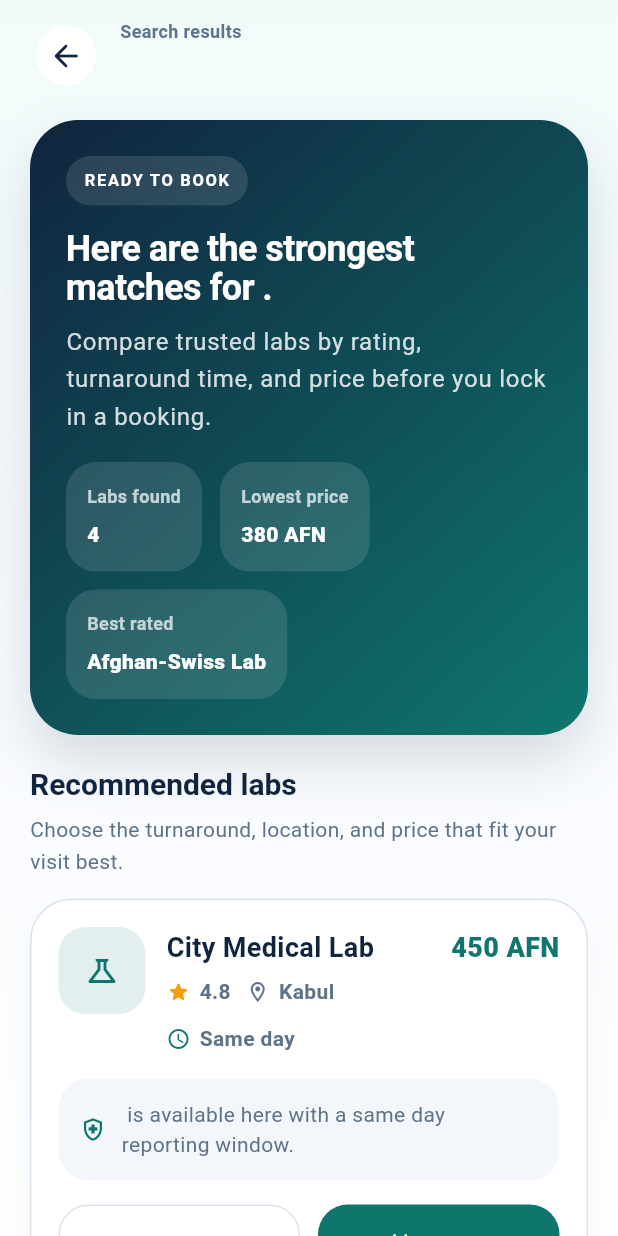
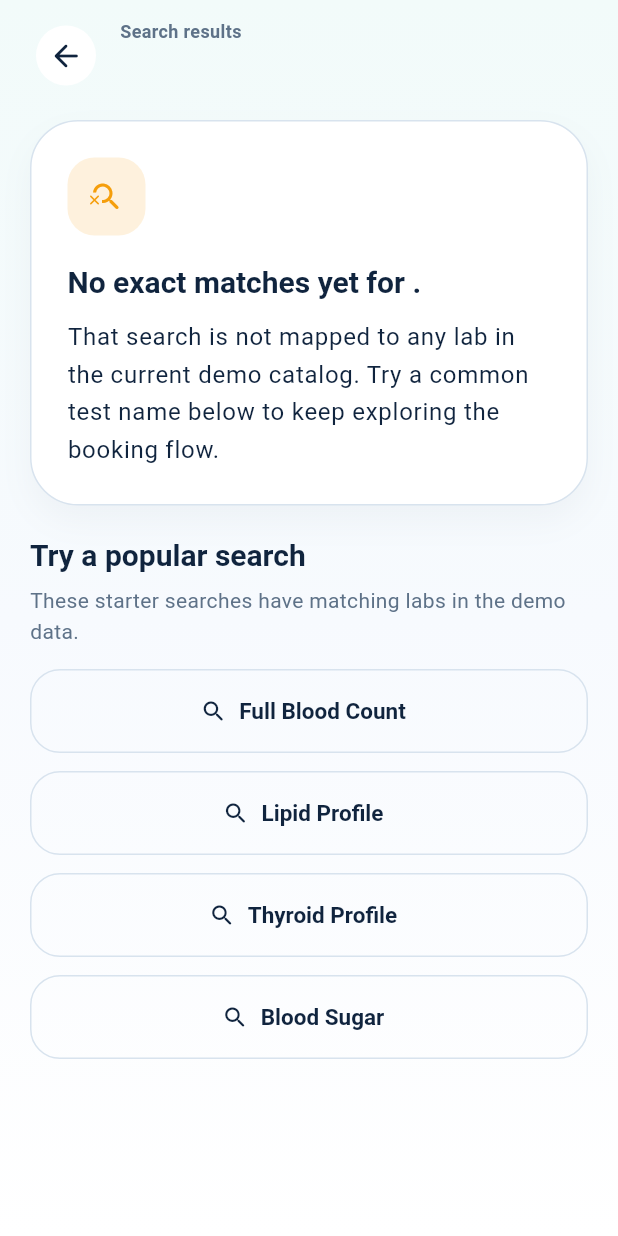
Before and after one commit to sediqamiri/Online-Medical-Lab, a Flutter app: the SearchResultsScreen screen opened directly with empty values, on a phone screen of 412 x 824 dp. Run offline on Flutter 3.47's test engine with Material 3 defaults, Android fonts, the phone set to English and light mode, and no system bars; our stand-ins replace country_code_picker, file_picker, flutter_local_notifications, flutter_svg, image_picker, shared_preferences and 1 more; accounts and stored records are empty.

Commit message:
Filter search results by supported tests

```diff
--- a/lib/screens/dashboard/search_results_screen.dart
+++ b/lib/screens/dashboard/search_results_screen.dart
@@ -12,6 +12,12 @@ class SearchResultsScreen extends StatelessWidget {
   });
 
   final String testName;
+  static const List<String> _popularSearches = [
+    'Full Blood Count',
+    'Lipid Profile',
+    'Thyroid Profile',
+    'Blood Sugar',
+  ];
 
   static const List<_LabOption> _labs = [
     _LabOption(
@@ -21,6 +27,14 @@ class SearchResultsScreen extends StatelessWidget {
       location: 'Kabul',
       turnaround: 'Same day',
       accent: AppColors.primary,
+      supportedSearchTerms: [
+        'Full Blood Count',
+        'Complete Blood Count',
+        'CBC',
+        'Blood Sugar',
+        'Glucose Fasting',
+        'Lipid Profile',
+      ],
     ),
     _LabOption(
       name: 'Afghan-Swiss Lab',
@@ -29,6 +43,13 @@ class SearchResultsScreen extends StatelessWidget {
       location: 'Shahr-e-Naw',
       turnaround: '6 hours',
       accent: AppColors.accent,
+      supportedSearchTerms: [
+        'Full Blood Count',
+        'Lipid Profile',
+        'Thyroid Profile',
+        'Thyroid Test',
+        'Thyroid (T3, T4, TSH)',
+      ],
     ),
     _LabOption(
       name: 'Zuhal Diagnostic',
@@ -37,6 +58,11 @@ class SearchResultsScreen extends StatelessWidget {
       location: 'Karte Parwan',
       turnaround: 'Next morning',
       accent: AppColors.warm,
+      supportedSearchTerms: [
+        'Blood Sugar',
+        'Glucose Fasting',
+        'Urine Routine',
+      ],
     ),
     _LabOption(
       name: 'Hayat Medical',
@@ -45,14 +71,22 @@ class SearchResultsScreen extends StatelessWidget {
       location: 'Wazir Akbar Khan',
       turnaround: 'Same day',
       accent: AppColors.primaryBright,
+      supportedSearchTerms: [
+        'Full Blood Count',
+        'Lipid Profile',
+        'Thyroid Profile',
+      ],
     ),
   ];
 
   @override
   Widget build(BuildContext context) {
-    final sortedLabs = [..._labs]..sort((first, second) => first.price.compareTo(second.price));
-    final bestPrice = sortedLabs.first.price;
-    final bestRated = [..._labs]..sort((first, second) => second.rating.compareTo(first.rating));
+    final matchingLabs = _labs.where((lab) => lab.supports(testName)).toList();
+    final sortedLabs = [...matchingLabs]
+      ..sort((first, second) => first.price.compareTo(second.price));
+    final bestPrice = sortedLabs.isEmpty ? null : sortedLabs.first.price;
+    final bestRated = [...matchingLabs]
+      ..sort((first, second) => second.rating.compareTo(first.rating));
 
     return Scaffold(
       body: DecoratedBox(
@@ -114,19 +148,21 @@ class SearchResultsScreen extends StatelessWidget {
                 child: ListView(
                   padding: const EdgeInsets.fromLTRB(20, 18, 20, 28),
                   children: [
+                    if (matchingLabs.isNotEmpty) ...[
                       _SearchHeroCard(
                         testName: testName,
-                      resultCount: _labs.length,
-                      bestPrice: bestPrice,
+                        resultCount: matchingLabs.length,
+                        bestPrice: bestPrice!,
                         bestRatedLab: bestRated.first.name,
                       ),
                       const SizedBox(height: 20),
                       const _SectionHeading(
                         title: 'Recommended labs',
-                      subtitle: 'Choose the turnaround, location, and price that fit your visit best.',
+                        subtitle:
+                            'Choose the turnaround, location, and price that fit your visit best.',
                       ),
                       const SizedBox(height: 14),
-                    for (final lab in _labs)
+                      for (final lab in matchingLabs)
                         Padding(
                           padding: const EdgeInsets.only(bottom: 14),
                           child: _LabResultCard(
@@ -134,12 +170,41 @@ class SearchResultsScreen extends StatelessWidget {
                             testName: testName,
                           ),
                         ),
+                    ] else ...[
+                      _EmptyResultsCard(testName: testName),
+                      const SizedBox(height: 20),
+                      const _SectionHeading(
+                        title: 'Try a popular search',
+                        subtitle:
+                            'These starter searches have matching labs in the demo data.',
+                      ),
+                      const SizedBox(height: 14),
+                      Wrap(
+                        spacing: 12,
+                        runSpacing: 12,
+                        children: [
+                          for (final suggestion in _popularSearches)
+                            _SearchSuggestionChip(
+                              label: suggestion,
+                              onTap: () => _openSuggestion(context, suggestion),
+                            ),
+                        ],
+                      ),
+                    ],
                   ],
                 ),
               ),
             ],
           ),
         ),
+      ),
+    );
+  }
+
+  void _openSuggestion(BuildContext context, String suggestion) {
+    Navigator.of(context).pushReplacement(
+      MaterialPageRoute(
+        builder: (_) => SearchResultsScreen(testName: suggestion),
       ),
     );
   }
@@ -444,6 +509,60 @@ class _SectionHeading extends StatelessWidget {
   }
 }
 
+class _EmptyResultsCard extends StatelessWidget {
+  const _EmptyResultsCard({
+    required this.testName,
+  });
+
+  final String testName;
+
+  @override
+  Widget build(BuildContext context) {
+    return Container(
+      padding: const EdgeInsets.all(24),
+      decoration: BoxDecoration(
+        color: Colors.white,
+        borderRadius: BorderRadius.circular(32),
+        border: Border.all(color: AppColors.line),
+        boxShadow: [
+          BoxShadow(
+            color: AppColors.ink.withValues(alpha: 0.04),
+            blurRadius: 18,
+            offset: const Offset(0, 10),
+          ),
+        ],
+      ),
+      child: Column(
+        crossAxisAlignment: CrossAxisAlignment.start,
+        children: [
+          Container(
+            height: 52,
+            width: 52,
+            decoration: BoxDecoration(
+              color: AppColors.warm.withValues(alpha: 0.14),
+              borderRadius: BorderRadius.circular(18),
+            ),
+            child: const Icon(
+              Icons.search_off_rounded,
+              color: AppColors.warm,
+            ),
+          ),
+          const SizedBox(height: 18),
+          Text(
+            'No exact matches yet for $testName.',
+            style: Theme.of(context).textTheme.headlineSmall,
+          ),
+          const SizedBox(height: 10),
+          Text(
+            'That search is not mapped to any lab in the current demo catalog. Try a common test name below to keep exploring the booking flow.',
+            style: Theme.of(context).textTheme.bodyLarge,
+          ),
+        ],
+      ),
+    );
+  }
+}
+
 class _HeroStat extends StatelessWidget {
   const _HeroStat({
     required this.label,
@@ -486,6 +605,25 @@ class _HeroStat extends StatelessWidget {
   }
 }
 
+class _SearchSuggestionChip extends StatelessWidget {
+  const _SearchSuggestionChip({
+    required this.label,
+    required this.onTap,
+  });
+
+  final String label;
+  final VoidCallback onTap;
+
+  @override
+  Widget build(BuildContext context) {
+    return OutlinedButton.icon(
+      onPressed: onTap,
+      icon: const Icon(Icons.search_rounded),
+      label: Text(label),
+    );
+  }
+}
+
 class _InlineMeta extends StatelessWidget {
   const _InlineMeta({
     required this.icon,
@@ -524,6 +662,7 @@ class _LabOption {
     required this.location,
     required this.turnaround,
     required this.accent,
+    required this.supportedSearchTerms,
   });
 
   final String name;
@@ -532,4 +671,26 @@ class _LabOption {
   final String location;
   final String turnaround;
   final Color accent;
+  final List<String> supportedSearchTerms;
+
+  bool supports(String query) {
+    final normalizedQuery = _normalizeSearchTerm(query);
+    if (normalizedQuery.isEmpty) {
+      return false;
     }
+
+    return supportedSearchTerms.any((term) {
+      final normalizedTerm = _normalizeSearchTerm(term);
+      return normalizedTerm.contains(normalizedQuery) ||
+          normalizedQuery.contains(normalizedTerm);
+    });
+  }
+}
+
+String _normalizeSearchTerm(String value) {
+  return value
+      .toLowerCase()
+      .replaceAll(RegExp(r'[^a-z0-9]+'), ' ')
+      .replaceAll(RegExp(r'\s+'), ' ')
+      .trim();
+}
```
Also changed, not shown: 1 other file. Lines whose indentation alone changed are shown as unchanged.
